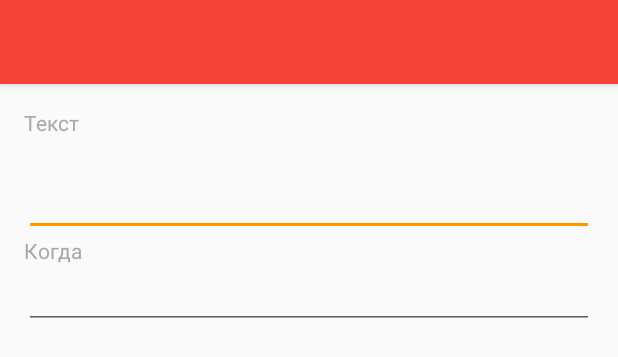
After one commit to zhukic/VoiceAssistant-YandexCloudAPI-Android-Kotlin, an Android app: the layout activity_create_notification.xml on its own in the app's theme, with its tools: preview values and no code run, on a phone screen of 412 x 824 dp. The commit adds this screen. Shown: the top 357 px of the screen. Run offline under Robolectric (Android 15) with nearby library versions, the phone set to English and light mode, and no system bars.

Commit message:
Initial commit

```diff
--- a/app/build.gradle
+++ b/app/build.gradle
@@ -44,6 +44,9 @@ dependencies {
     compile('com.mikepenz:materialdrawer:5.0.0@aar') {
         transitive = true
     }
+    compile('com.github.afollestad.material-dialogs:core:0.8.5.5@aar') {
+        transitive = true
+    }
 }
 buildscript {
     ext.kotlin_version = '1.0.1-1'
--- /dev/null
+++ b/app/src/main/res/layout/activity_create_notification.xml
@@ -0,0 +1,66 @@
+<?xml version="1.0" encoding="utf-8"?>
+<LinearLayout
+    xmlns:android="http://schemas.android.com/apk/res/android"
+    xmlns:app="http://schemas.android.com/apk/res-auto"
+    xmlns:tools="http://schemas.android.com/tools"
+    android:layout_width="match_parent"
+    android:layout_height="match_parent"
+    android:fitsSystemWindows="true"
+    android:orientation="vertical"
+    tools:context="rus.voiceassistant.view.CreateNotificationActivity">
+
+    <android.support.design.widget.AppBarLayout
+        android:layout_width="match_parent"
+        android:layout_height="wrap_content"
+        android:theme="@style/AppTheme.AppBarOverlay">
+
+        <android.support.v7.widget.Toolbar
+            android:id="@+id/toolbar"
+            android:layout_width="match_parent"
+            android:layout_height="?attr/actionBarSize"
+            android:background="?attr/colorPrimary"
+            app:popupTheme="@style/AppTheme.PopupOverlay" />
+
+    </android.support.design.widget.AppBarLayout>
+
+    <LinearLayout
+        android:layout_width="match_parent"
+        android:layout_height="wrap_content"
+        android:paddingBottom="@dimen/activity_vertical_margin"
+        android:paddingLeft="@dimen/activity_horizontal_margin"
+        android:paddingRight="@dimen/activity_horizontal_margin"
+        android:paddingTop="@dimen/activity_vertical_margin"
+        android:orientation="vertical">
+
+        <TextView
+            android:layout_width="wrap_content"
+            android:layout_height="wrap_content"
+            android:id="@+id/text_title"
+            android:text="@string/notificationName"
+            android:textSize="14sp"
+            android:textColor="@color/hintTextColor" />
+
+        <EditText
+            android:layout_width="match_parent"
+            android:layout_height="wrap_content"
+            android:id="@+id/editTextDescription"
+            android:textSize="34sp"/>
+
+        <TextView
+            android:layout_width="wrap_content"
+            android:layout_height="wrap_content"
+            android:id="@+id/textTime"
+            android:text="@string/notificationTime"
+            android:textSize="14sp"
+            android:textColor="@color/hintTextColor" />
+
+        <EditText
+            android:layout_width="match_parent"
+            android:layout_height="wrap_content"
+            android:id="@+id/editTextTime"
+            android:textSize="16sp"/>
+
+
+    </LinearLayout>
+
+</LinearLayout>
--- a/app/src/main/res/values/colors.xml
+++ b/app/src/main/res/values/colors.xml
@@ -3,6 +3,8 @@
     <color name="colorPrimary">#F44336</color>
     <color name="colorPrimaryDark">#D32F2F</color>
     <color name="colorAccent">#FF9800</color>
+    <color name="lightPrimaryColor">#FFCCBC</color>
+    <color name="hintTextColor">#a8a8a8</color>
     <color name="red">#F44336</color>
     <color name="primaryTextColor">#212121</color>
     <color name="secondaryTextColor">#727272</color>
--- a/app/src/main/res/values/strings.xml
+++ b/app/src/main/res/values/strings.xml
@@ -6,5 +6,9 @@
     <string name="action_reminder">Напоминания</string>
     <string name="action_note">Заметки</string>
     <string name="title_activity_main2">Main2Activity</string>
+    <string name="title_activity_create_notification">Создать напоминание</string>
+    <string name="title_activity_wfefwe">wfefwe</string>
+    <string name="notificationName">Текст</string>
+    <string name="notificationTime">Когда</string>
 
 </resources>
--- a/build.gradle
+++ b/build.gradle
@@ -17,6 +17,7 @@ allprojects {
     repositories {
         jcenter()
         mavenCentral()
+        maven { url "https://jitpack.io" }
     }
 }
 
```
Also changed, not shown: app/src/main/AndroidManifest.xml (+10 -1 lines), app/src/main/java/rus/voiceassistant/presenter/NotificationPresenter.kt (+12 -9 lines), app/src/main/java/rus/voiceassistant/view/INotificationView.kt (+1 -7 lines), app/src/main/java/rus/voiceassistant/view/NotificationsFragment.kt (+10 -16 lines), app/src/main/java/rus/voiceassistant/view/adapters/CreateNotificationFragment.kt (added, +12 -0 lines), app/src/main/res/layout/notification_fragment.xml (+0 -29 lines).
